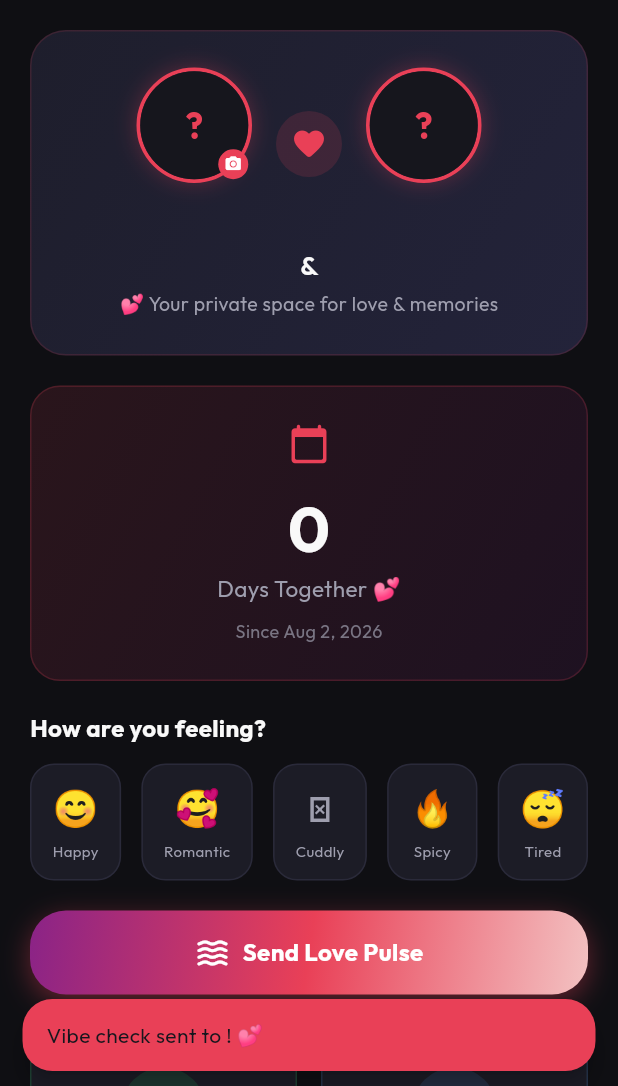
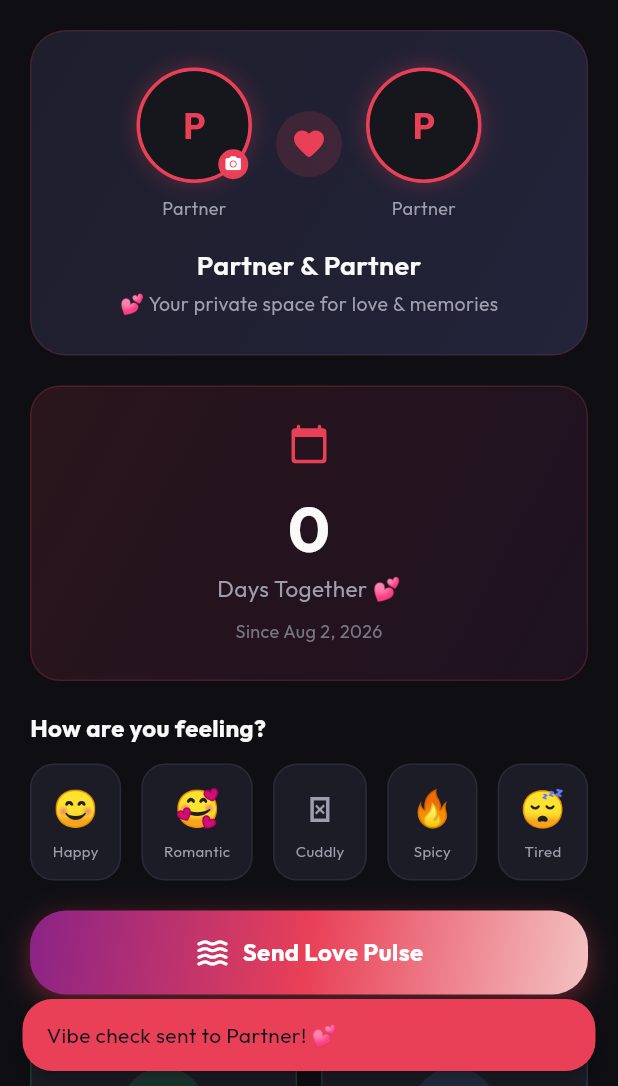
Before and after one commit to vishal29cse154-lang/deep_talks, a Flutter app: the DashboardPage screen opened directly, after a tap on "Send Love Pulse", on a phone screen of 412 x 824 dp, the part 150-1236 px from its top. Run offline on Flutter 3.47's test engine with Material 3 defaults, Android fonts, the phone set to English and light mode, and no system bars; drawn by our look-alikes of flutter_animate; our stand-ins replace cached_network_image, cloud_firestore, firebase_auth, firebase_core, firebase_messaging, firebase_storage and 7 more; missing offline and left inert: agora_rtc_engine, cloudinary_public; accounts and stored records are empty.

Commit message:
fix(ui): apply global safeDisplayName to Dashboard elements to prevent missing names

```diff
--- a/lib/models/user_model.dart
+++ b/lib/models/user_model.dart
@@ -11,6 +11,9 @@ class UserModel {
   final String fcmToken;
   final String? mood;
   final DateTime createdAt;
+
+  String get safeDisplayName =>
+      displayName.isNotEmpty ? displayName : 'Partner';
 
   UserModel({
     required this.uid,
--- a/lib/screens/dashboard_page.dart
+++ b/lib/screens/dashboard_page.dart
@@ -208,7 +208,7 @@ class _DashboardPageState extends State<DashboardPage> {
               // My avatar
               _buildAvatar(
                 _currentUser?.photoUrl ?? '',
-                _currentUser?.displayName ?? 'Me',
+                _currentUser?.safeDisplayName ?? 'Me',
                 isMe: true,
               ),
               const SizedBox(width: 16),
@@ -229,13 +229,13 @@ class _DashboardPageState extends State<DashboardPage> {
               // Partner avatar
               _buildAvatar(
                 _partner?.photoUrl ?? '',
-                _partner?.displayName ?? 'Partner',
+                _partner?.safeDisplayName ?? 'Partner',
               ),
             ],
           ),
           const SizedBox(height: 16),
           Text(
-            '${_currentUser?.displayName ?? "You"} & ${_partner?.displayName ?? "Partner"}',
+            '${_currentUser?.safeDisplayName ?? "You"} & ${_partner?.safeDisplayName ?? "Partner"}',
             style: const TextStyle(
               color: AppTheme.textPrimary,
               fontSize: 18,
@@ -483,7 +483,7 @@ class _DashboardPageState extends State<DashboardPage> {
                 const Icon(Icons.favorite, color: AppTheme.purple, size: 16),
                 const SizedBox(width: 8),
                 Text(
-                  '${_partner!.displayName} is feeling ${_partner!.mood}',
+                  '${_partner!.safeDisplayName} is feeling ${_partner!.mood}',
                   style: const TextStyle(
                       color: AppTheme.textPrimary, fontSize: 13),
                 ),
@@ -502,7 +502,8 @@ class _DashboardPageState extends State<DashboardPage> {
         if (_partner != null) {
           ScaffoldMessenger.of(context).showSnackBar(
             SnackBar(
-              content: Text('Vibe check sent to ${_partner!.displayName}! 💕'),
+              content:
+                  Text('Vibe check sent to ${_partner!.safeDisplayName}! 💕'),
               backgroundColor: AppTheme.accent,
               behavior: SnackBarBehavior.floating,
               shape: RoundedRectangleBorder(
```
